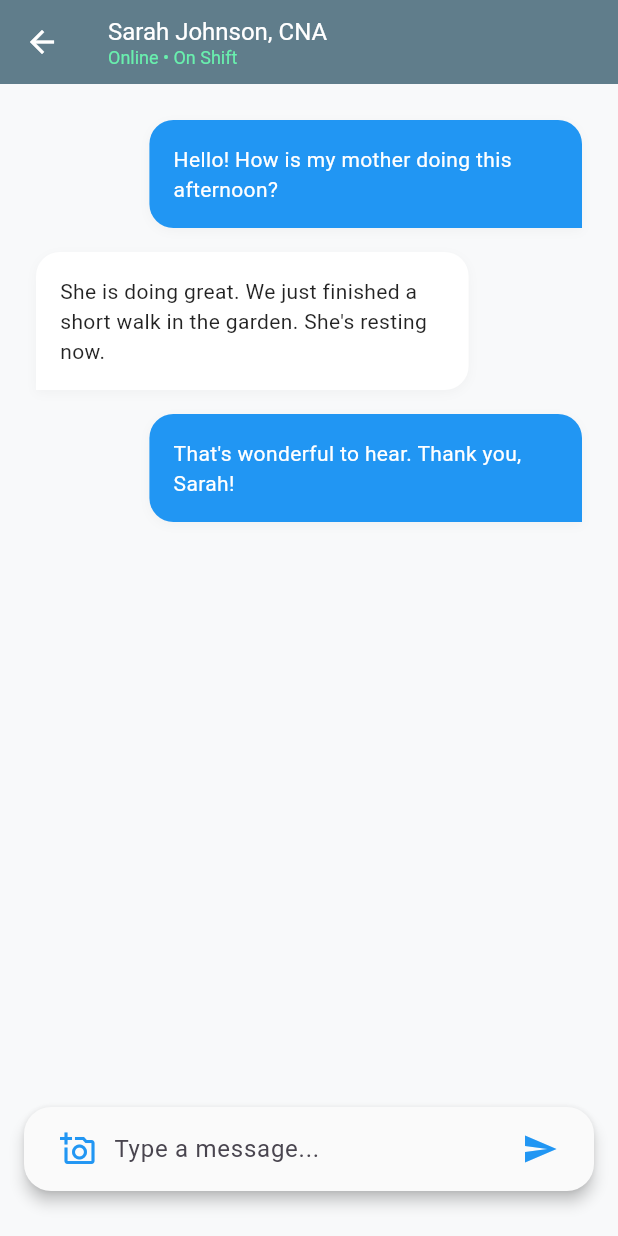
After one commit to ThatoSiphosethu/hospice_app, a Flutter app: the StaffMessagingScreen screen opened directly, on a phone screen of 412 x 824 dp. The commit adds this screen. Run offline on Flutter 3.47's test engine with Material 3 defaults, Android fonts, the phone set to English and light mode, and no system bars.

Commit message:
login&messagingScreen

```diff
--- a/lib/features/ehr/domain/note.dart
+++ b/lib/features/ehr/domain/note.dart
@@ -1,4 +1,3 @@
-import 'package:flutter/material.dart';
 
 enum NoteTag {
   general,
--- /dev/null
+++ b/lib/features/ehr/presentation/staff_messaging_screen.dart
@@ -0,0 +1,110 @@
+import 'package:flutter/material.dart';
+import 'package:hospice_app/shared/widgets/body_card.dart';
+//import 'package:image_picker/image_picker.dart';
+
+// This screen is a simplified staff messaging interface for communication between relatives and caregivers.
+class StaffMessagingScreen extends StatefulWidget {
+  const StaffMessagingScreen({super.key});
+
+// image picker example for future media sharing feature
+  @override
+  State<StaffMessagingScreen> createState() => _StaffMessagingScreenState();
+}
+
+class _StaffMessagingScreenState extends State<StaffMessagingScreen> {
+  final TextEditingController _messageController = TextEditingController();
+
+  @override
+  Widget build(BuildContext context) {
+    return Scaffold(
+      backgroundColor: const Color(0xFFF8F9FA),
+      appBar: AppBar(
+        title: const Column(
+          crossAxisAlignment: CrossAxisAlignment.start,
+          children: [
+            Text("Sarah Johnson, CNA", style: TextStyle(fontSize: 16)),
+            Text("Online • On Shift", style: TextStyle(fontSize: 12, color: Colors.greenAccent)),
+          ],
+        ),
+      ),
+      body: Column(
+        children: [
+          // 1. Chat History Area
+          Expanded(
+            child: ListView(
+              padding: const EdgeInsets.all(24), // Consistent edge padding
+              children: [
+                _buildMessageBubble("Hello! How is my mother doing this afternoon?", true),
+                _buildMessageBubble("She is doing great. We just finished a short walk in the garden. She's resting now.", false),
+                _buildMessageBubble("That's wonderful to hear. Thank you, Sarah!", true),
+              ],
+            ),
+          ),
+
+          // 2. Input Area using BodyCard for professional elevation
+          Padding(
+            padding: const EdgeInsets.fromLTRB(16, 0, 16, 24),
+            child: BodyCard(
+              padding: const EdgeInsets.symmetric(horizontal: 12, vertical: 4),
+              child: Row(
+                children: [
+                  IconButton(icon: const Icon(Icons.add_a_photo_outlined, color: Colors.blue), onPressed: () {}),
+                  Expanded(
+                    child: TextField(
+                      controller: _messageController,
+                      decoration: const InputDecoration(
+                        hintText: "Type a message...",
+                        border: InputBorder.none,
+                      ),
+                    ),
+                  ),
+                  IconButton(
+                    icon: const Icon(Icons.send, color: Colors.blue),
+                    onPressed: () {
+                      // Add logic to send message
+                      _messageController.clear();
+                    },
+                  ),
+                ],
+              ),
+            ),
+          ),
+        ],
+      ),
+    );
+  }
+
+  Widget _buildMessageBubble(String text, bool isMe) {
+    return Align(
+      alignment: isMe ? Alignment.centerRight : Alignment.centerLeft,
+      child: Container(
+        margin: const EdgeInsets.only(bottom: 16),
+        padding: const EdgeInsets.all(16),
+        constraints: BoxConstraints(maxWidth: MediaQuery.of(context).size.width * 0.7),
+        decoration: BoxDecoration(
+          color: isMe ? Colors.blue : Colors.white,
+          borderRadius: BorderRadius.only(
+            topLeft: const Radius.circular(16),
+            topRight: const Radius.circular(16),
+            bottomLeft: isMe ? const Radius.circular(16) : Radius.zero,
+            bottomRight: isMe ? Radius.zero : const Radius.circular(16),
+          ),
+          boxShadow: [
+            BoxShadow(
+              color: Colors.black.withOpacity(0.03),
+              blurRadius: 5,
+              offset: const Offset(0, 2),
+            )
+          ],
+        ),
+        child: Text(
+          text,
+          style: TextStyle(
+            color: isMe ? Colors.white : Colors.black87,
+            height: 1.4,
+          ),
+        ),
+      ),
+    );
+  }
+}
--- a/pubspec.yaml
+++ b/pubspec.yaml
@@ -34,6 +34,7 @@ dependencies:
   # The following adds the Cupertino Icons font to your application.
   # Use with the CupertinoIcons class for iOS style icons.
   cupertino_icons: ^1.0.8
+  image_picker: ^1.2.1
 
 dev_dependencies:
   flutter_test:
```
Also changed, not shown: lib/core/auth/login_page.dart (+64 -17 lines), lib/core/auth/admin_login.dart (added), lib/core/auth/cna_login.dart (added), lib/core/auth/relative_login.dart (added), pubspec.lock, 5 other files.
